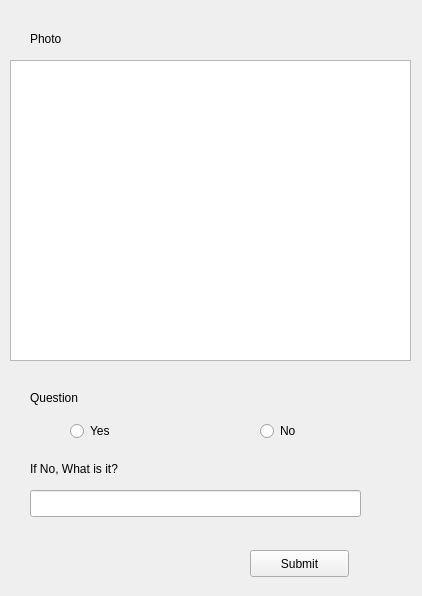
This is src/rqt_gcs/resources/UavQuestion.ui in CSUN-SERL/lcar-bot as Qt 5 draws it before an edit. The edited form follows.
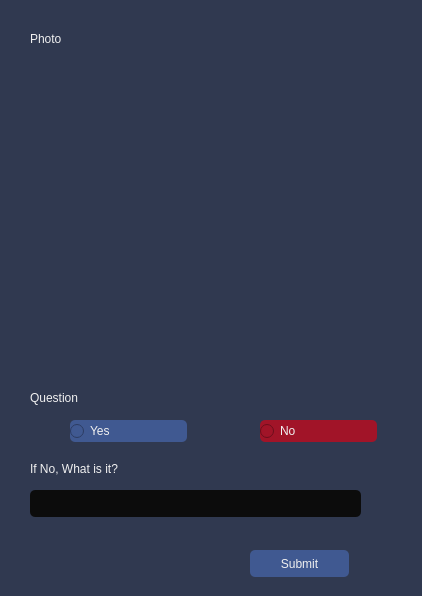
This is the edited form.

Commit message: All ui have the color scheme and map has been modified and added radio button for uav selection and free to roam option.

```diff
--- a/src/rqt_gcs/resources/UavQuestion.ui
+++ b/src/rqt_gcs/resources/UavQuestion.ui
@@ -13,11 +13,16 @@
   <property name="windowTitle">
    <string>Form</string>
   </property>
+  <property name="styleSheet">
+   <string notr="true">background-color: rgb(48, 57, 80);
+color: rgb(240, 240, 240);
+border-radius: 5px;</string>
+  </property>
   <widget class="QGraphicsView" name="uavPhoto">
    <property name="geometry">
     <rect>
      <x>10</x>
-     <y>60</y>
+     <y>70</y>
      <width>401</width>
      <height>301</height>
     </rect>
@@ -71,6 +76,10 @@
      <height>22</height>
     </rect>
    </property>
+   <property name="styleSheet">
+    <string notr="true">background-color: rgb(64, 89, 145);
+color: rgb(240, 240, 240);</string>
+   </property>
    <property name="text">
     <string>Yes</string>
    </property>
@@ -84,6 +93,10 @@
      <height>22</height>
     </rect>
    </property>
+   <property name="styleSheet">
+    <string notr="true">background-color: rgb(161, 20, 40);
+color: rgb(240, 240, 240);</string>
+   </property>
    <property name="text">
     <string>No</string>
    </property>
@@ -97,6 +110,9 @@
      <height>27</height>
     </rect>
    </property>
+   <property name="styleSheet">
+    <string notr="true">background-color: rgb(12, 12, 12);</string>
+   </property>
   </widget>
   <widget class="QPushButton" name="questionSubmit">
    <property name="geometry">
@@ -107,6 +123,10 @@
      <height>27</height>
     </rect>
    </property>
+   <property name="styleSheet">
+    <string notr="true">background-color: rgb(64, 89, 145);
+color: rgb(240, 240, 240);</string>
+   </property>
    <property name="text">
     <string>Submit</string>
    </property>
```
The commit also changes 6 other files.
